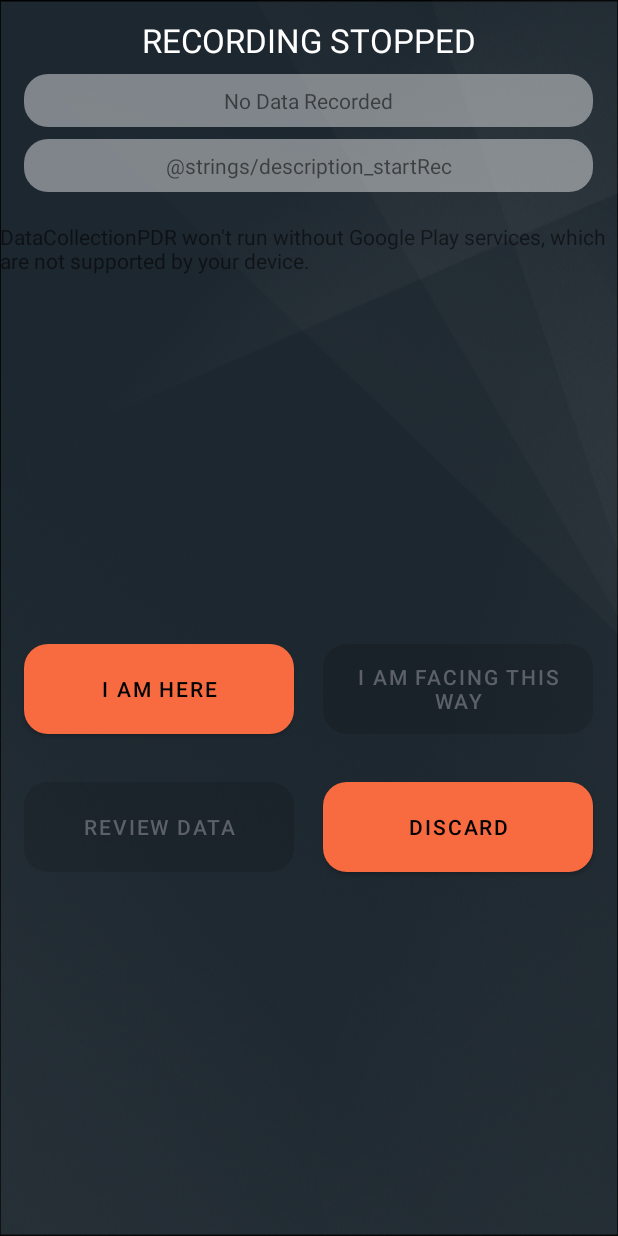
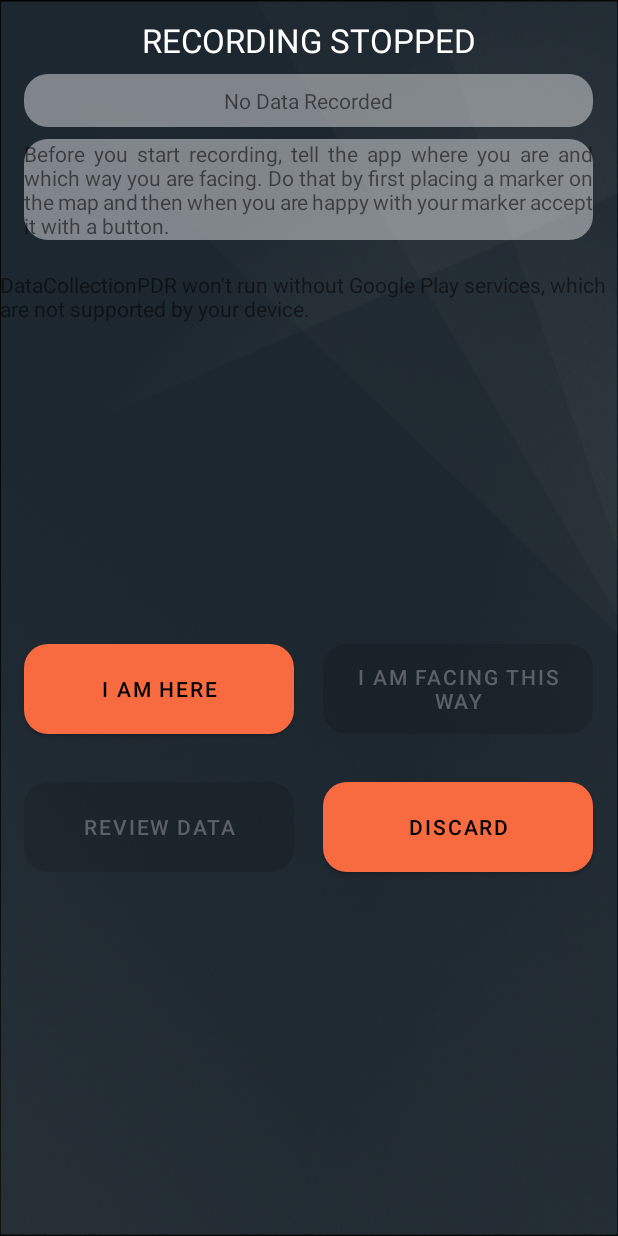
Before and after one commit to WestonEverett/DataCollectionPDR, an Android app: the fragment EndRecordingFragment placed in its activity, on a phone screen of 412 x 824 dp. Run offline under Robolectric (Android 15) with nearby library versions, the phone set to English and light mode, and no system bars; libraries missing offline, so code that uses them is left out: com.androidplot.util, com.androidplot.xy; 10 statements that could not run were skipped.

Commit message:
Ui merged - with issues

```diff
--- a/app/src/main/res/layout/fragment_end_recording.xml
+++ b/app/src/main/res/layout/fragment_end_recording.xml
@@ -38,16 +38,18 @@
 
         <TextView
             android:id="@+id/textViewEndInstruction"
-            android:text="@strings/description_startRec"
-            android:layout_width="match_parent"
-            android:layout_height="wrap_content"
             android:layout_marginStart="16dp"
             android:layout_marginTop="0dp"
             android:layout_marginEnd="16dp"
             android:layout_marginBottom="8dp"
-            android:gravity="center"
-            android:padding="8dp"
-            android:background="@drawable/text_background"/>
+            android:background="@drawable/text_background"
+            style="@style/Widget.MaterialComponents.TextView"
+            android:justificationMode="inter_word"
+            android:layout_width="match_parent"
+            android:layout_height="wrap_content"
+            android:text="@string/description_startRec"
+            android:textAppearance="@style/TextAppearance.AppCompat.Small"
+            app:textAllCaps="false" />
 
         <androidx.constraintlayout.widget.ConstraintLayout
             android:layout_width="match_parent"
```
